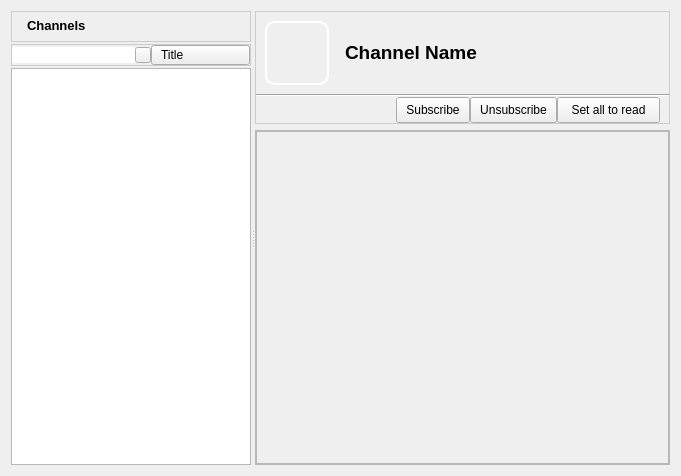
First picture: the form in retroshare-gui/src/gui/ChannelFeed.ui, repository RetroShare/RetroShare, before the edit.
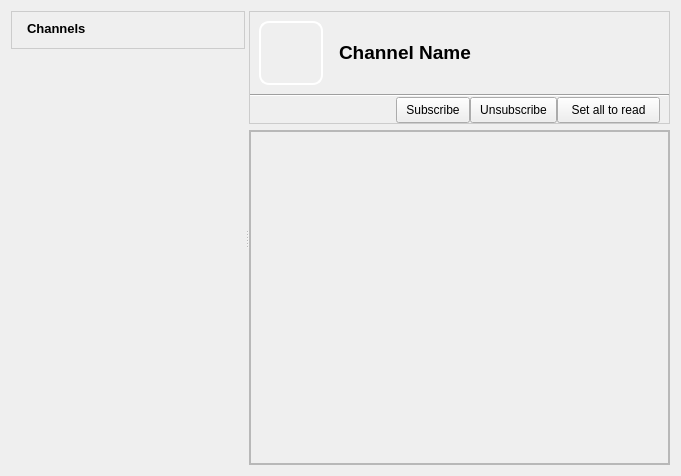
Second picture: the form after the edit. Icons and pictures are not drawn. Custom widgets are drawn as their Qt base class.

Commit message: Created a basic widget of the group tree with the filter out of the channels and used it in the forums tree too.

The edit to the form file:
```diff
--- a/retroshare-gui/src/gui/ChannelFeed.ui
+++ b/retroshare-gui/src/gui/ChannelFeed.ui
@@ -22,39 +22,6 @@
     <height>0</height>
    </size>
   </property>
-  <property name="styleSheet">
-   <string notr="true">QComboBox QAbstractItemView { 
-background-color:white;
-}
-
-QComboBox::down-arrow {
-image: url(:/images/combobox_arrow.png);
-}
-
-QComboBox:drop-down
-{
-subcontrol-origin: padding;
-subcontrol-position: top right;
-border-left-style: none; 
-border-top-right-radius: 1px;
-border-bottom-right-radius: 1px;
-}
-
-QComboBox { 
-border-image: url(:/images/btn_26.png) 4;
-border-width: 4;
-padding: 0px 6px;
-font-size: 12px;
-}
-
-QComboBox:hover { 
-border-image: url(:/images/btn_26_hover.png) 4;
-}
-
-QComboBox::disabled {
-color:gray;
-}</string>
-  </property>
   <layout class="QGridLayout" name="gridLayout_7">
    <item row="0" column="0">
     <widget class="QSplitter" name="splitter">
@@ -114,126 +81,7 @@
           <number>0</number>
          </property>
          <item>
-          <widget class="QFrame" name="searchlineframe">
-           <property name="minimumSize">
-            <size>
-             <width>0</width>
-             <height>22</height>
-            </size>
-           </property>
-           <property name="maximumSize">
-            <size>
-             <width>16777215</width>
-             <height>22</height>
-            </size>
-           </property>
-           <property name="styleSheet">
-            <string notr="true">QFrame#searchlineframe{
-background-color: qlineargradient(x1:0, y1:0, x2:0, y2:1,
-                                       stop:0 #FEFEFE, stop:1 #E8E8E8);
-
-border: 1px solid #CCCCCC;}
-</string>
-           </property>
-           <property name="frameShape">
-            <enum>QFrame::StyledPanel</enum>
-           </property>
-           <property name="frameShadow">
-            <enum>QFrame::Raised</enum>
-           </property>
-           <layout class="QGridLayout" name="gridLayout_6">
-            <property name="horizontalSpacing">
-             <number>0</number>
-            </property>
-            <property name="verticalSpacing">
-             <number>1</number>
-            </property>
-            <property name="margin">
-             <number>0</number>
-            </property>
-            <item row="0" column="0">
-             <widget class="QLineEdit" name="searchLine">
-              <property name="sizePolicy">
-               <sizepolicy hsizetype="Expanding" vsizetype="Fixed">
-                <horstretch>3</horstretch>
-                <verstretch>0</verstretch>
-               </sizepolicy>
-              </property>
-              <property name="minimumSize">
-               <size>
-                <width>0</width>
-                <height>16</height>
-               </size>
-              </property>
-              <property name="maximumSize">
-               <size>
-                <width>1677777</width>
-                <height>16777215</height>
-               </size>
-              </property>
-              <property name="toolTip">
-               <string>Enter a Keyword here</string>
-              </property>
-              <property name="styleSheet">
-               <string notr="true">QLineEdit#searchLine{
-border: none;}
-</string>
-              </property>
-             </widget>
-            </item>
-            <item row="0" column="3">
-             <widget class="QComboBox" name="sectionCombo">
-              <item>
-               <property name="text">
-                <string>Title</string>
-               </property>
-              </item>
-              <item>
-               <property name="text">
-                <string>Description</string>
-               </property>
-              </item>
-             </widget>
-            </item>
-            <item row="0" column="1">
-             <widget class="QPushButton" name="resetButton">
-              <property name="minimumSize">
-               <size>
-                <width>16</width>
-                <height>16</height>
-               </size>
-              </property>
-              <property name="maximumSize">
-               <size>
-                <width>16</width>
-                <height>16</height>
-               </size>
-              </property>
-              <property name="toolTip">
-               <string>Reset</string>
-              </property>
-              <property name="styleSheet">
-               <string notr="true">QPushButton
-{
- border-image: url(:/images/closenormal.png) 
-}
-                                
-QPushButton:hover 
-{
-border-image: url(:/images/closehover.png) 
-}
-                                
-QPushButton:pressed  {
-border-image: url(:/images/closepressed.png) 
-}</string>
-              </property>
-              <property name="text">
-               <string/>
-              </property>
-             </widget>
-            </item>
-           </layout>
-          </widget>
+          <widget class="GroupTreeWidget" name="treeWidget" native="true"/>
          </item>
         </layout>
        </item>
@@ -411,34 +259,6 @@
          </layout>
         </widget>
        </item>
-       <item row="2" column="0">
-        <widget class="QTreeView" name="treeView">
-         <property name="contextMenuPolicy">
-          <enum>Qt::CustomContextMenu</enum>
-         </property>
-         <property name="editTriggers">
-          <set>QAbstractItemView::NoEditTriggers</set>
-         </property>
-         <property name="iconSize">
-          <size>
-           <width>19</width>
-           <height>19</height>
-          </size>
-         </property>
-         <attribute name="headerVisible">
-          <bool>false</bool>
-         </attribute>
-         <attribute name="headerStretchLastSection">
-          <bool>false</bool>
-         </attribute>
-         <attribute name="headerVisible">
-          <bool>false</bool>
-         </attribute>
-         <attribute name="headerStretchLastSection">
-          <bool>false</bool>
-         </attribute>
-        </widget>
-       </item>
       </layout>
      </widget>
      <widget class="QWidget" name="layoutWidget">
@@ -728,7 +548,7 @@
               <rect>
                <x>0</x>
                <y>0</y>
-               <width>412</width>
+               <width>417</width>
                <height>331</height>
               </rect>
              </property>
@@ -780,6 +600,14 @@
    </property>
   </action>
  </widget>
+ <customwidgets>
+  <customwidget>
+   <class>GroupTreeWidget</class>
+   <extends>QWidget</extends>
+   <header>gui/common/GroupTreeWidget.h</header>
+   <container>1</container>
+  </customwidget>
+ </customwidgets>
  <resources>
   <include location="images.qrc"/>
  </resources>
```
The commit also changes 13 other files.
